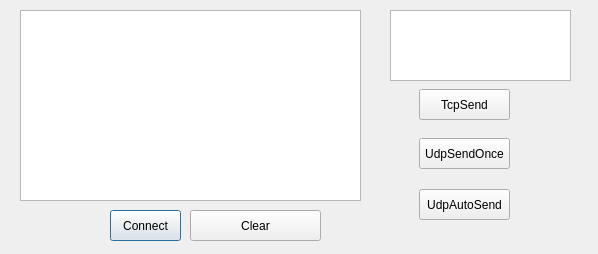
Above: networkmaster.ui from ett-baibai/mster before the change. Below: the same form after it.
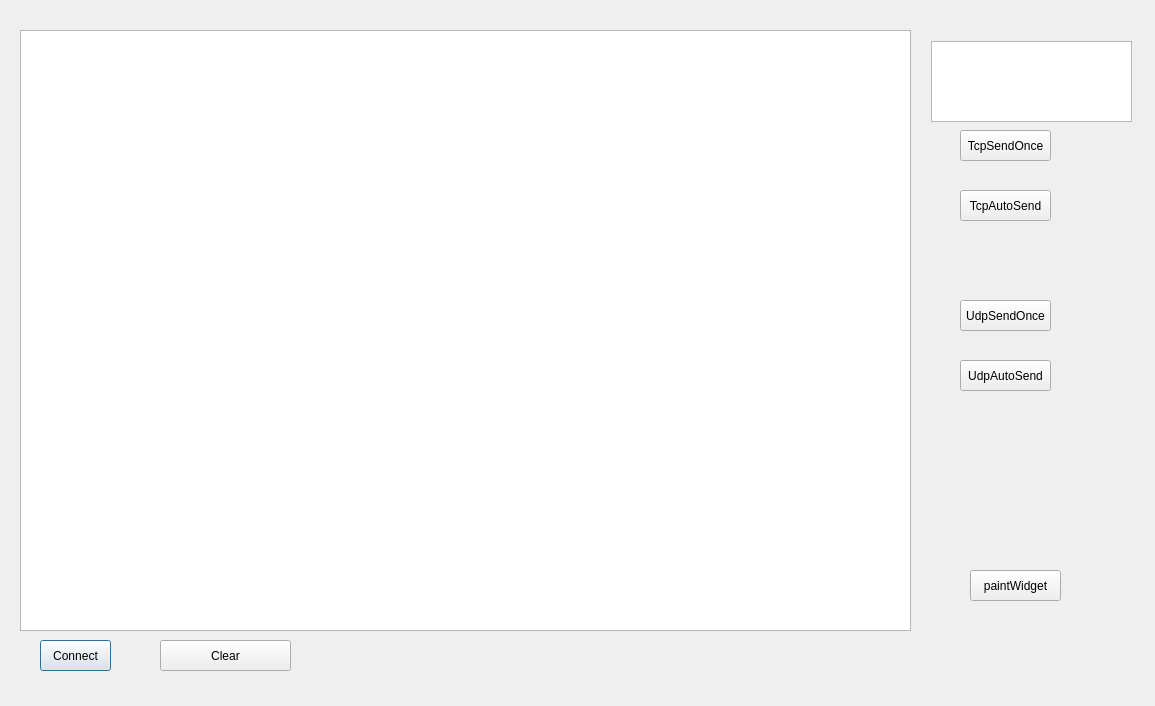
That is the form after the change.

The edit to the form file:
```diff
--- a/networkmaster.ui
+++ b/networkmaster.ui
@@ -6,8 +6,8 @@
    <rect>
     <x>0</x>
     <y>0</y>
-    <width>598</width>
-    <height>254</height>
+    <width>1155</width>
+    <height>706</height>
    </rect>
   </property>
   <property name="windowTitle">
@@ -16,8 +16,8 @@
   <widget class="QPushButton" name="ConnectBtn">
    <property name="geometry">
     <rect>
-     <x>110</x>
-     <y>210</y>
+     <x>40</x>
+     <y>640</y>
      <width>71</width>
      <height>31</height>
     </rect>
@@ -29,41 +29,41 @@
   <widget class="QTextEdit" name="SendMsgEdit">
    <property name="geometry">
     <rect>
-     <x>390</x>
-     <y>10</y>
-     <width>181</width>
-     <height>71</height>
+     <x>931</x>
+     <y>41</y>
+     <width>201</width>
+     <height>81</height>
     </rect>
    </property>
   </widget>
   <widget class="QPushButton" name="TcpSendBtn">
    <property name="geometry">
     <rect>
-     <x>419</x>
-     <y>89</y>
+     <x>960</x>
+     <y>130</y>
      <width>91</width>
      <height>31</height>
     </rect>
    </property>
    <property name="text">
-    <string>TcpSend</string>
+    <string>TcpSendOnce</string>
    </property>
   </widget>
   <widget class="QListWidget" name="MessageList">
    <property name="geometry">
     <rect>
      <x>20</x>
-     <y>10</y>
-     <width>341</width>
-     <height>191</height>
+     <y>30</y>
+     <width>891</width>
+     <height>601</height>
     </rect>
    </property>
   </widget>
   <widget class="QPushButton" name="UdpSendOnceBtn">
    <property name="geometry">
     <rect>
-     <x>419</x>
-     <y>138</y>
+     <x>960</x>
+     <y>300</y>
      <width>91</width>
      <height>31</height>
     </rect>
@@ -75,8 +75,8 @@
   <widget class="QPushButton" name="UdpAutoSendBtn">
    <property name="geometry">
     <rect>
-     <x>419</x>
-     <y>189</y>
+     <x>960</x>
+     <y>360</y>
      <width>91</width>
      <height>31</height>
     </rect>
@@ -88,8 +88,8 @@
   <widget class="QPushButton" name="ClearBtn">
    <property name="geometry">
     <rect>
-     <x>190</x>
-     <y>210</y>
+     <x>160</x>
+     <y>640</y>
      <width>131</width>
      <height>31</height>
     </rect>
@@ -98,6 +98,32 @@
     <string>Clear</string>
    </property>
   </widget>
+  <widget class="QPushButton" name="TcpAutoSendBtn">
+   <property name="geometry">
+    <rect>
+     <x>960</x>
+     <y>190</y>
+     <width>91</width>
+     <height>31</height>
+    </rect>
+   </property>
+   <property name="text">
+    <string>TcpAutoSend</string>
+   </property>
+  </widget>
+  <widget class="QPushButton" name="paintWidgetBtn">
+   <property name="geometry">
+    <rect>
+     <x>970</x>
+     <y>570</y>
+     <width>91</width>
+     <height>31</height>
+    </rect>
+   </property>
+   <property name="text">
+    <string>paintWidget</string>
+   </property>
+  </widget>
  </widget>
  <resources/>
  <connections/>
```
Left out of the diff: 2 changed lines with no effect on the pictures.
